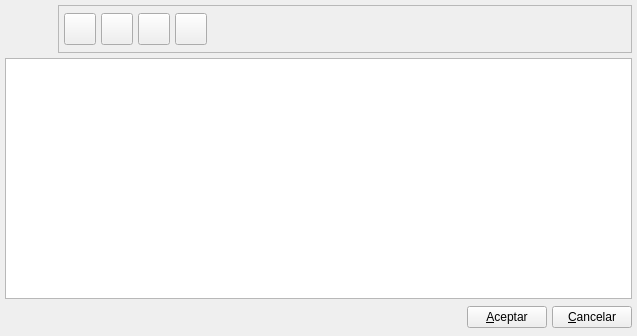
eboladev/Bulmages-1, file bulmages/bulmafact/plugins/plugintarifas/tarifalistbase.ui: the form before one commit.
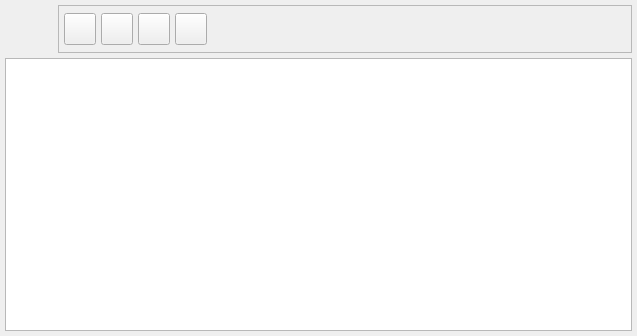
The form after the commit. Icons and pictures are not drawn. Custom widgets are drawn as their Qt base class.

What changed in the file:
```diff
--- a/bulmages/bulmafact/plugins/plugintarifas/tarifalistbase.ui
+++ b/bulmages/bulmafact/plugins/plugintarifas/tarifalistbase.ui
@@ -225,43 +225,6 @@
      </property>
     </widget>
    </item>
-   <item>
-    <layout class="QHBoxLayout" >
-     <property name="spacing" >
-      <number>5</number>
-     </property>
-     <property name="margin" >
-      <number>0</number>
-     </property>
-     <item>
-      <spacer>
-       <property name="orientation" >
-        <enum>Qt::Horizontal</enum>
-       </property>
-       <property name="sizeHint" stdset="0" >
-        <size>
-         <width>363</width>
-         <height>27</height>
-        </size>
-       </property>
-      </spacer>
-     </item>
-     <item>
-      <widget class="QPushButton" name="mui_aceptar" >
-       <property name="text" >
-        <string>&amp;Aceptar</string>
-       </property>
-      </widget>
-     </item>
-     <item>
-      <widget class="QPushButton" name="mui_cancelar" >
-       <property name="text" >
-        <string>&amp;Cancelar</string>
-       </property>
-      </widget>
-     </item>
-    </layout>
-   </item>
   </layout>
  </widget>
  <layoutdefault spacing="3" margin="5" />
```
